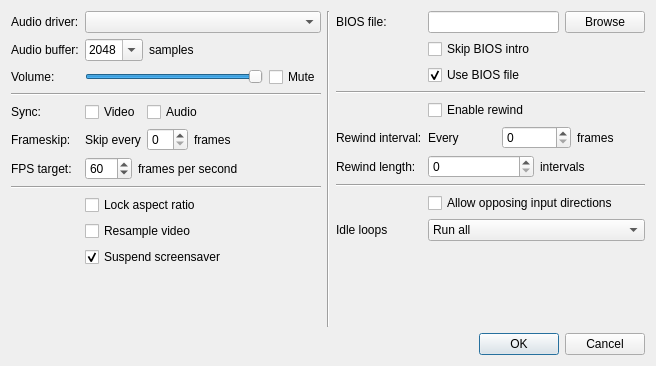
kiddreads/Avalon-copy2, file Libretro/mgba/src/platform/qt/SettingsView.ui: the form before one commit.
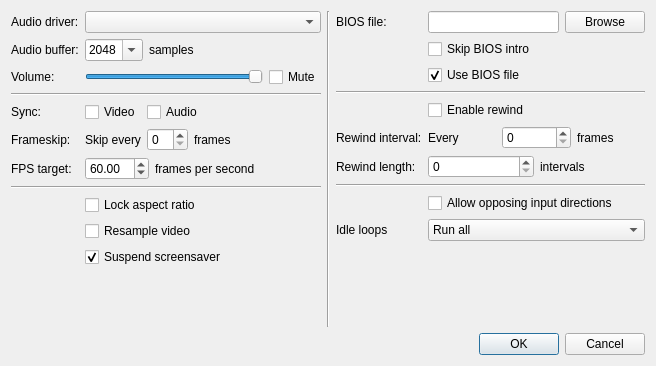
The form after the commit.

Commit message: Qt: FPS target option is now a double

Diff of the .ui file:
```diff
--- a/Libretro/mgba/src/platform/qt/SettingsView.ui
+++ b/Libretro/mgba/src/platform/qt/SettingsView.ui
@@ -199,12 +199,15 @@
        <item row="6" column="1">
         <layout class="QHBoxLayout" name="horizontalLayout_2">
          <item>
-          <widget class="QSpinBox" name="fpsTarget">
+          <widget class="QDoubleSpinBox" name="fpsTarget">
+           <property name="minimum">
+            <double>0.010000000000000</double>
+           </property>
            <property name="maximum">
-            <number>240</number>
+            <double>240.000000000000000</double>
            </property>
            <property name="value">
-            <number>60</number>
+            <double>60.000000000000000</double>
            </property>
           </widget>
          </item>
```
The commit also changes 3 other files.
